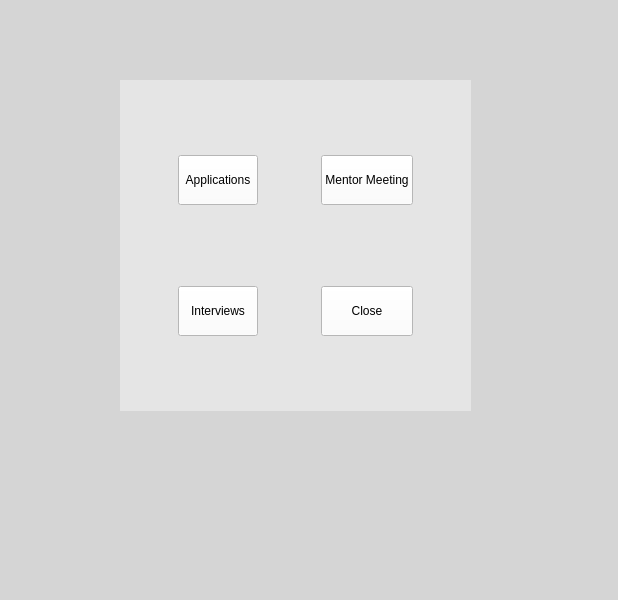
First picture: the form in ui/prefence_menu.ui, repository NeslihanCanbaz/CRM_project, before the edit.
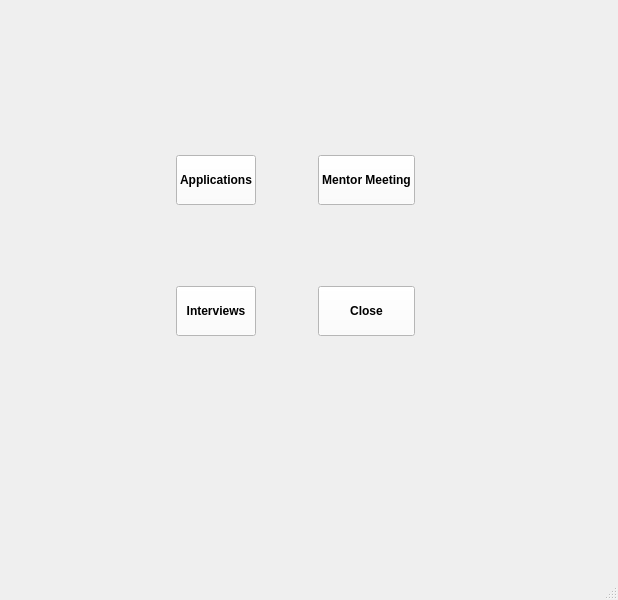
Second picture: the form after the edit.

Commit message: interview,app,prefence edited

The edit to the form file:
```diff
--- a/ui/prefence_menu.ui
+++ b/ui/prefence_menu.ui
@@ -20,7 +20,7 @@
    <string>MainWindow</string>
   </property>
   <property name="styleSheet">
-   <string notr="true">background-color: rgb(213, 213, 213);</string>
+   <string notr="true"/>
   </property>
   <widget class="QWidget" name="centralwidget">
    <widget class="QWidget" name="widget" native="true">
@@ -33,7 +33,8 @@
      </rect>
     </property>
     <property name="styleSheet">
-     <string notr="true">background-color: rgb(229, 229, 229);</string>
+     <string notr="true">background-color: rgb(239, 239, 239);
+</string>
     </property>
     <layout class="QGridLayout" name="gridLayout">
      <item row="3" column="1">
@@ -70,6 +71,12 @@
          <height>50</height>
         </size>
        </property>
+       <property name="font">
+        <font>
+         <weight>75</weight>
+         <bold>true</bold>
+        </font>
+       </property>
        <property name="styleSheet">
         <string notr="true">
 background-color: rgb(255, 255, 255);</string>
@@ -87,6 +94,12 @@
          <height>50</height>
         </size>
        </property>
+       <property name="font">
+        <font>
+         <weight>75</weight>
+         <bold>true</bold>
+        </font>
+       </property>
        <property name="styleSheet">
         <string notr="true">background-color: rgb(255, 255, 255);</string>
        </property>
@@ -103,6 +116,130 @@
          <height>50</height>
         </size>
        </property>
+       <property name="palette">
+        <palette>
+         <active>
+          <colorrole role="Button">
+           <brush brushstyle="SolidPattern">
+            <color alpha="255">
+             <red>255</red>
+             <green>255</green>
+             <blue>255</blue>
+            </color>
+           </brush>
+          </colorrole>
+          <colorrole role="Text">
+           <brush brushstyle="SolidPattern">
+            <color alpha="255">
+             <red>91</red>
+             <green>93</green>
+             <blue>255</blue>
+            </color>
+           </brush>
+          </colorrole>
+          <colorrole role="Base">
+           <brush brushstyle="SolidPattern">
+            <color alpha="255">
+             <red>255</red>
+             <green>255</green>
+             <blue>255</blue>
+            </color>
+           </brush>
+          </colorrole>
+          <colorrole role="Window">
+           <brush brushstyle="SolidPattern">
+            <color alpha="255">
+             <red>255</red>
+             <green>255</green>
+             <blue>255</blue>
+            </color>
+           </brush>
+          </colorrole>
+         </active>
+         <inactive>
+          <colorrole role="Button">
+           <brush brushstyle="SolidPattern">
+            <color alpha="255">
+             <red>255</red>
+             <green>255</green>
+             <blue>255</blue>
+            </color>
+           </brush>
+          </colorrole>
+          <colorrole role="Text">
+           <brush brushstyle="SolidPattern">
+            <color alpha="255">
+             <red>0</red>
+             <green>0</green>
+             <blue>0</blue>
+            </color>
+           </brush>
+          </colorrole>
+          <colorrole role="Base">
+           <brush brushstyle="SolidPattern">
+            <color alpha="255">
+             <red>255</red>
+             <green>255</green>
+             <blue>255</blue>
+            </color>
+           </brush>
+          </colorrole>
+          <colorrole role="Window">
+           <brush brushstyle="SolidPattern">
+            <color alpha="255">
+             <red>255</red>
+             <green>255</green>
+             <blue>255</blue>
+            </color>
+           </brush>
+          </colorrole>
+         </inactive>
+         <disabled>
+          <colorrole role="Button">
+           <brush brushstyle="SolidPattern">
+            <color alpha="255">
+             <red>255</red>
+             <green>255</green>
+             <blue>255</blue>
+            </color>
+           </brush>
+          </colorrole>
+          <colorrole role="Text">
+           <brush brushstyle="SolidPattern">
+            <color alpha="255">
+             <red>127</red>
+             <green>127</green>
+             <blue>127</blue>
+            </color>
+           </brush>
+          </colorrole>
+          <colorrole role="Base">
+           <brush brushstyle="SolidPattern">
+            <color alpha="255">
+             <red>255</red>
+             <green>255</green>
+             <blue>255</blue>
+            </color>
+           </brush>
+          </colorrole>
+          <colorrole role="Window">
+           <brush brushstyle="SolidPattern">
+            <color alpha="255">
+             <red>255</red>
+             <green>255</green>
+             <blue>255</blue>
+            </color>
+           </brush>
+          </colorrole>
+         </disabled>
+        </palette>
+       </property>
+       <property name="font">
+        <font>
+         <weight>75</weight>
+         <bold>true</bold>
+        </font>
+       </property>
        <property name="styleSheet">
         <string notr="true">background-color: rgb(255, 255, 255);</string>
        </property>
@@ -119,6 +256,12 @@
          <height>50</height>
         </size>
        </property>
+       <property name="font">
+        <font>
+         <weight>75</weight>
+         <bold>true</bold>
+        </font>
+       </property>
        <property name="styleSheet">
         <string notr="true">background-color: rgb(255, 255, 255);</string>
        </property>
```
The commit also changes 6 other files.
